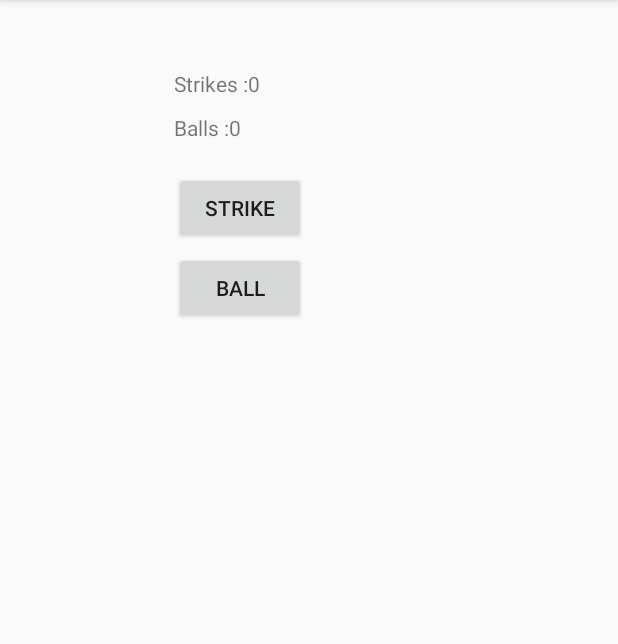
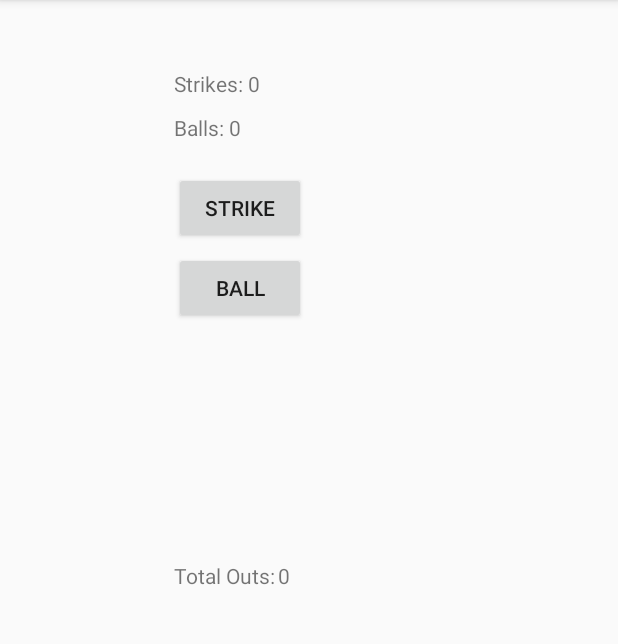
Before and after one commit to Drakkonex/CS449-Lab-Umpire-Buddy, an Android app: the screen it shows after launch (MainActivity), on a phone screen of 412 x 824 dp, the part 84-728 px from its top. Run offline under Robolectric (Android 15) with nearby library versions, the phone set to English and light mode, and no system bars.

Commit message:
Added Total Outs counter Working partially

```diff
--- a/app/src/main/java/com/test/drakkonex/myapplication/MainActivity.java
+++ b/app/src/main/java/com/test/drakkonex/myapplication/MainActivity.java
@@ -11,7 +11,7 @@ import android.widget.TextView;
 public class MainActivity extends AppCompatActivity implements View.OnClickListener {
 
     public View button1, button2;
-    public int scount = 0, bcount = 0;
+    public int scount = 0, bcount = 0,tocount = 0;
     @Override
     protected void onCreate(Bundle savedInstanceState) {
         super.onCreate(savedInstanceState);
@@ -34,6 +34,10 @@ public class MainActivity extends AppCompatActivity implements View.OnClickListe
         TextView s = (TextView)findViewById(R.id.bscore);
         s.setText(Integer.toString(bcount));
     }
+    public void incTOCount(){
+        TextView r = (TextView)findViewById(R.id.tscore);
+        r.setText(Integer.toString(tocount));
+    }
 
     @Override
     public void onClick(View v){
@@ -52,6 +56,9 @@ public class MainActivity extends AppCompatActivity implements View.OnClickListe
 
                             bcount=0;
                             incBcount();
+
+                            tocount++;
+                            incTOCount();
                         }
                     });
                     builder.show();
--- a/app/src/main/res/layout/activity_main.xml
+++ b/app/src/main/res/layout/activity_main.xml
@@ -29,7 +29,7 @@
     <TextView
         android:layout_width="wrap_content"
         android:layout_height="wrap_content"
-        android:text="Strikes :"
+        android:text="Strikes: "
         android:layout_marginStart="100dp"
         android:layout_marginTop="30dp"
         android:id="@+id/strike" />
@@ -44,7 +44,7 @@
     <TextView
         android:layout_width="wrap_content"
         android:layout_height="wrap_content"
-        android:text="Balls :"
+        android:text="Balls: "
         android:layout_marginStart="100dp"
         android:layout_marginTop="10dp"
         android:layout_below="@+id/strike"
@@ -58,4 +58,27 @@
         android:layout_toEndOf="@+id/ball"
         android:layout_toRightOf="@+id/ball" />
 
+    <TextView
+        android:layout_width="wrap_content"
+        android:layout_height="wrap_content"
+        android:inputType="textPersonName"
+        android:text="Total Outs: "
+        android:ems="5"
+        android:layout_centerVertical="true"
+        android:layout_alignLeft="@+id/ball_button"
+        android:layout_alignStart="@+id/ball_button"
+        android:id="@+id/touts"/>
+
+    <TextView
+        android:text="@string/tscore"
+        android:layout_width="wrap_content"
+        android:layout_height="wrap_content"
+        android:layout_alignTop="@+id/touts"
+        android:layout_toRightOf="@+id/sscore"
+        android:layout_toEndOf="@+id/sscore"
+        android:layout_marginLeft="12dp"
+        android:layout_marginStart="12dp"
+        android:id="@+id/tscore" />
+
+
 </RelativeLayout>
--- a/app/src/main/res/values/strings.xml
+++ b/app/src/main/res/values/strings.xml
@@ -2,4 +2,5 @@
     <string name="app_name">My Application</string>
     <string name="sscore">0</string>
     <string name="bscore">0</string>
+    <string name="tscore">0</string>
 </resources>
```
Also changed, not shown: app/src/main/ic_launcher-web.png (added), app/src/main/res/mipmap-hdpi/ic_launcher.png, app/src/main/res/mipmap-mdpi/ic_launcher.png, app/src/main/res/mipmap-xhdpi/ic_launcher.png, app/src/main/res/mipmap-xxhdpi/ic_launcher.png, app/src/main/res/mipmap-xxxhdpi/ic_launcher.png.
